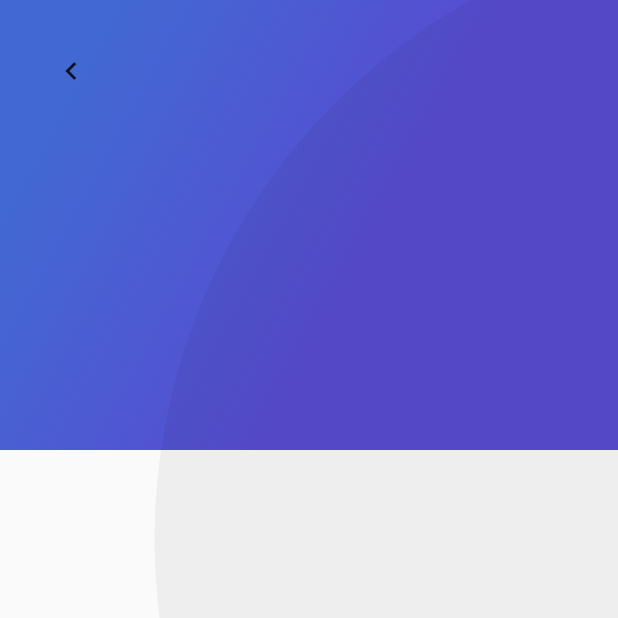
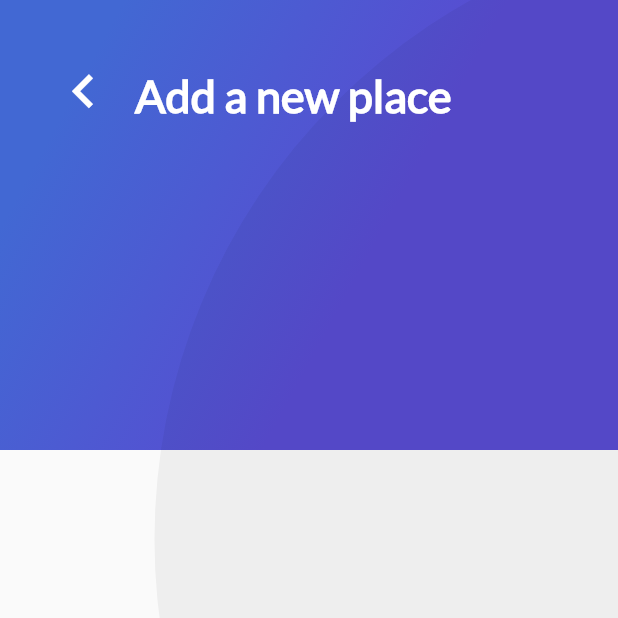
Before and after one commit to sleatherv/flutter_trips_app, a Flutter app: the AddPlaceScreen screen opened directly, on a phone screen of 412 x 824 dp, the top half of it. Run offline on Flutter 3.47's test engine with Material 2 defaults, Android fonts, the phone set to English and light mode, and no system bars; our stand-ins replace cloud_firestore, firebase_auth, firebase_core, firebase_storage, flutter_signin_button, google_sign_in; missing offline and left inert: generic_bloc_provider; accounts and stored records are empty.

Commit message:
ADD title header

```diff
--- a/lib/Place/ui/screens/add_place_screen.dart
+++ b/lib/Place/ui/screens/add_place_screen.dart
@@ -2,6 +2,7 @@ import 'dart:io';
 
 import 'package:flutter/material.dart';
 import 'package:trips_app/widgets/gradient_back.dart';
+import 'package:trips_app/widgets/title_header.dart';
 
 class AddPlaceScreen extends StatefulWidget {
   File? image;
@@ -15,6 +16,7 @@ class AddPlaceScreen extends StatefulWidget {
 class _AddPlaceScreenState extends State<AddPlaceScreen> {
   @override
   Widget build(BuildContext context) {
+    final screenWidth = MediaQuery.of(context).size.width;
     return Scaffold(
       body: Stack(
         children: [
@@ -33,7 +35,18 @@ class _AddPlaceScreenState extends State<AddPlaceScreen> {
                       onPressed: () {
                         Navigator.of(context).pop();
                       },
-                      icon: const Icon(Icons.keyboard_arrow_left)),
+                      icon: const Icon(
+                        Icons.keyboard_arrow_left,
+                        color: Colors.white,
+                        size: 45,
+                      )),
+                ),
+              ),
+              Flexible(
+                child: Container(
+                  width: screenWidth,
+                  padding: const EdgeInsets.only(top: 45, left: 20, right: 10),
+                  child: const TitleHeader(title: 'Add a new place'),
                 ),
               )
             ],
--- /dev/null
+++ b/lib/widgets/title_header.dart
@@ -0,0 +1,17 @@
+import 'package:flutter/material.dart';
+
+class TitleHeader extends StatelessWidget {
+  const TitleHeader({Key? key, required this.title}) : super(key: key);
+
+  final String title;
+
+  @override
+  Widget build(BuildContext context) {
+    return Text(title,
+        style: const TextStyle(
+            color: Colors.white,
+            fontFamily: "Lato",
+            fontSize: 30,
+            fontWeight: FontWeight.bold));
+  }
+}
```
